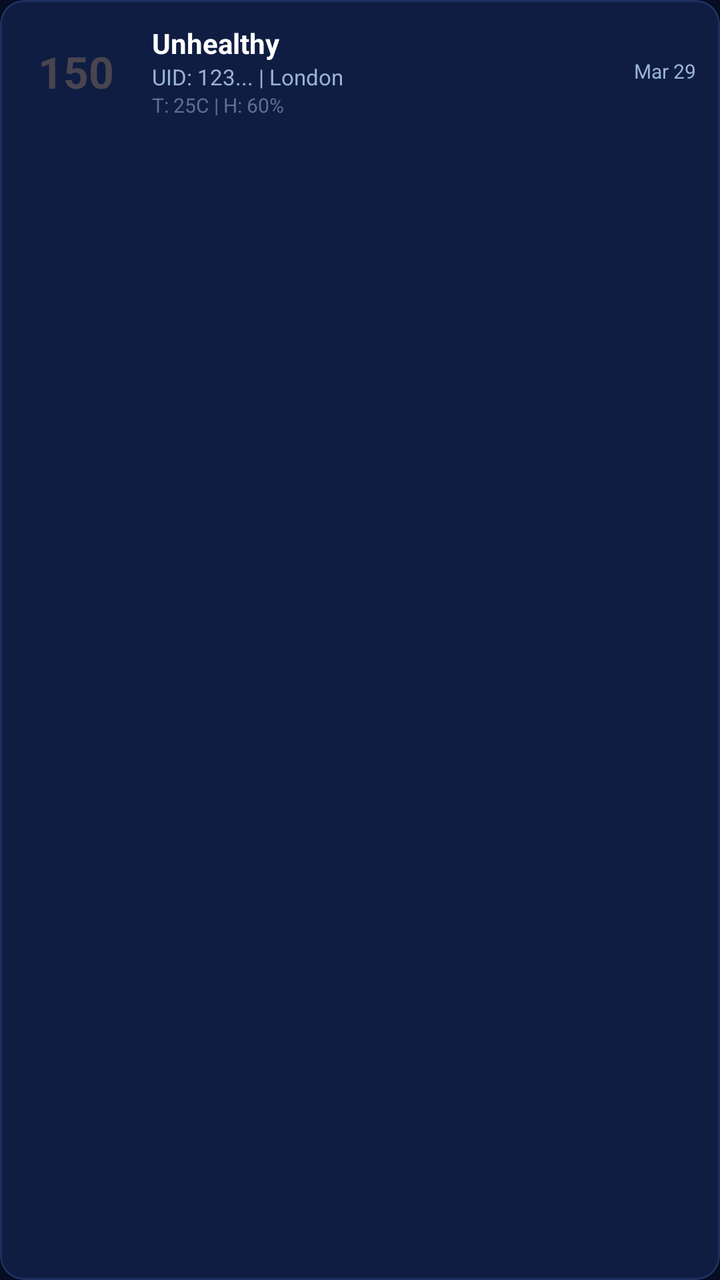
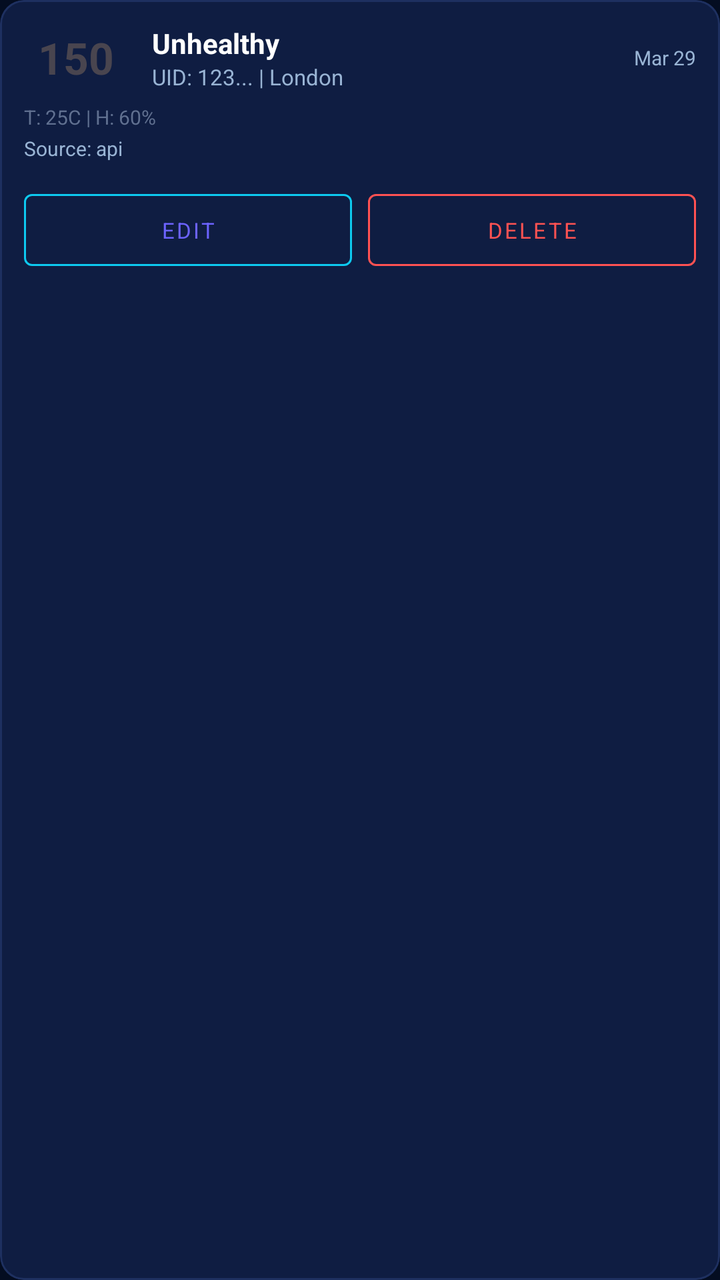

Two renders of the same Android screen: before a commit and after it. Below are the layout's source before the change and the commit's diff.
<!-- AndroidManifest.xml: application theme Theme.AirQuiltyMeter -->
<!-- res/layout/item_aqi_record_admin.xml -->
<?xml version="1.0" encoding="utf-8"?>
<com.google.android.material.card.MaterialCardView
    xmlns:android="http://schemas.android.com/apk/res/android"
    xmlns:app="http://schemas.android.com/apk/res-auto"
    android:layout_width="match_parent"
    android:layout_height="wrap_content"
    android:layout_marginBottom="8dp"
    app:cardBackgroundColor="@color/color_card"
    app:cardCornerRadius="12dp"
    app:strokeColor="@color/color_card_stroke"
    app:strokeWidth="1dp">

    <LinearLayout
        android:layout_width="match_parent"
        android:layout_height="wrap_content"
        android:orientation="horizontal"
        android:padding="12dp"
        android:gravity="center_vertical">

        <TextView
            android:id="@+id/tv_aqi_value"
            android:layout_width="52dp"
            android:layout_height="wrap_content"
            android:text="150"
            android:textSize="22sp"
            android:textStyle="bold"
            android:gravity="center" />

        <LinearLayout
            android:layout_width="0dp"
            android:layout_height="wrap_content"
            android:layout_weight="1"
            android:layout_marginStart="12dp"
            android:orientation="vertical">

            <TextView
                android:id="@+id/tv_category"
                android:layout_width="wrap_content"
                android:layout_height="wrap_content"
                android:text="Unhealthy"
                android:textColor="@color/white"
                android:textStyle="bold" />

            <TextView
                android:id="@+id/tv_location"
                android:layout_width="wrap_content"
                android:layout_height="wrap_content"
                android:text="UID: 123... | London"
                android:textColor="@color/color_text_secondary"
                android:textSize="11sp" />

            <TextView
                android:id="@+id/tv_params"
                android:layout_width="wrap_content"
                android:layout_height="wrap_content"
                android:text="T: 25C | H: 60%"
                android:textColor="@color/color_hint"
                android:textSize="10sp" />
        </LinearLayout>

        <TextView
            android:id="@+id/tv_timestamp"
            android:layout_width="wrap_content"
            android:layout_height="wrap_content"
            android:text="Mar 29"
            android:textColor="@color/color_text_secondary"
            android:textSize="10sp" />

    </LinearLayout>
</com.google.android.material.card.MaterialCardView>
<!-- resources referenced by this layout -->
<resources>
  <color name="color_card">#0F1D42</color>
  <color name="color_card_stroke">#1E3060</color>
  <color name="color_hint">#607090</color>
  <color name="color_text_secondary">#99B4D4</color>
  <color name="white">#FFFFFF</color>
  <style name="Theme.AirQuiltyMeter" parent="Base.Theme.AirQuiltyMeter" />
  <style name="Base.Theme.AirQuiltyMeter" parent="Theme.Material3.DayNight.NoActionBar">
          <item name="colorPrimary">@color/color_primary</item>
          <item name="colorPrimaryVariant">@color/color_primary_variant</item>
          <item name="colorOnPrimary">@color/color_on_primary</item>
          <item name="colorSecondary">@color/color_secondary</item>
          <item name="colorSecondaryVariant">@color/color_secondary_variant</item>
          <item name="colorOnSecondary">@color/color_on_secondary</item>
          <item name="android:colorBackground">@color/color_background</item>
          <item name="colorSurface">@color/color_surface</item>
          <item name="colorOnSurface">@color/color_on_surface</item>
          <item name="colorError">@color/color_error</item>
          <item name="colorOnError">@color/color_on_error</item>
          <item name="android:statusBarColor">@color/color_status_bar</item>
          <item name="android:navigationBarColor">@color/color_background</item>
          <item name="android:windowLightStatusBar" tools:targetApi="m">false</item>
          <item name="android:fontFamily">sans-serif</item>
      </style>
  <color name="color_primary">#6C63FF</color>
  <color name="color_primary_variant">#5A54D4</color>
  <color name="color_on_primary">#FFFFFF</color>
  <color name="color_secondary">#0DCAF0</color>
  <color name="color_secondary_variant">#00A8CC</color>
  <color name="color_on_secondary">#000000</color>
  <color name="color_background">#040D21</color>
  <color name="color_surface">#0B1638</color>
  <color name="color_on_surface">#FFFFFF</color>
  <color name="color_error">#FF5252</color>
  <color name="color_on_error">#FFFFFF</color>
  <color name="color_status_bar">#040D21</color>
</resources>

<!-- the commit's change to res/layout/item_aqi_record_admin.xml (unified diff, before → after) -->
@@ -13,58 +13,102 @@
     <LinearLayout
         android:layout_width="match_parent"
         android:layout_height="wrap_content"
-        android:orientation="horizontal"
-        android:padding="12dp"
-        android:gravity="center_vertical">
-
-        <TextView
-            android:id="@+id/tv_aqi_value"
-            android:layout_width="52dp"
-            android:layout_height="wrap_content"
-            android:text="150"
-            android:textSize="22sp"
-            android:textStyle="bold"
-            android:gravity="center" />
+        android:orientation="vertical"
+        android:padding="12dp">
 
         <LinearLayout
-            android:layout_width="0dp"
+            android:layout_width="match_parent"
             android:layout_height="wrap_content"
-            android:layout_weight="1"
-            android:layout_marginStart="12dp"
-            android:orientation="vertical">
+            android:gravity="center_vertical"
+            android:orientation="horizontal">
 
             <TextView
-                android:id="@+id/tv_category"
+                android:id="@+id/tv_aqi_value"
+                android:layout_width="52dp"
+                android:layout_height="wrap_content"
+                android:gravity="center"
+                android:text="150"
+                android:textSize="22sp"
+                android:textStyle="bold" />
+
+            <LinearLayout
+                android:layout_width="0dp"
+                android:layout_height="wrap_content"
+                android:layout_weight="1"
+                android:layout_marginStart="12dp"
+                android:orientation="vertical">
+
+                <TextView
+                    android:id="@+id/tv_category"
+                    android:layout_width="wrap_content"
+                    android:layout_height="wrap_content"
+                    android:text="Unhealthy"
+                    android:textColor="@color/white"
+                    android:textStyle="bold" />
+
+                <TextView
+                    android:id="@+id/tv_location"
+                    android:layout_width="wrap_content"
+                    android:layout_height="wrap_content"
+                    android:text="UID: 123... | London"
+                    android:textColor="@color/color_text_secondary"
+                    android:textSize="11sp" />
+            </LinearLayout>
+
+            <TextView
+                android:id="@+id/tv_timestamp"
                 android:layout_width="wrap_content"
                 android:layout_height="wrap_content"
-                android:text="Unhealthy"
-                android:textColor="@color/white"
-                android:textStyle="bold" />
-
-            <TextView
-                android:id="@+id/tv_location"
-                android:layout_width="wrap_content"
-                android:layout_height="wrap_content"
-                android:text="UID: 123... | London"
                 android:textColor="@color/color_text_secondary"
-                android:textSize="11sp" />
-
-            <TextView
-                android:id="@+id/tv_params"
-                android:layout_width="wrap_content"
-                android:layout_height="wrap_content"
-                android:text="T: 25C | H: 60%"
-                android:textColor="@color/color_hint"
+                android:text="Mar 29"
                 android:textSize="10sp" />
         </LinearLayout>
 
         <TextView
-            android:id="@+id/tv_timestamp"
-            android:layout_width="wrap_content"
+            android:id="@+id/tv_params"
+            android:layout_width="match_parent"
             android:layout_height="wrap_content"
-            android:text="Mar 29"
+            android:layout_marginTop="6dp"
+            android:text="T: 25C | H: 60%"
+            android:textColor="@color/color_hint"
+            android:textSize="10sp" />
+
+        <TextView
+            android:id="@+id/tv_source"
+            android:layout_width="match_parent"
+            android:layout_height="wrap_content"
+            android:layout_marginTop="2dp"
+            android:text="Source: api"
             android:textColor="@color/color_text_secondary"
             android:textSize="10sp" />
 
+        <LinearLayout
+            android:layout_width="match_parent"
+            android:layout_height="wrap_content"
+            android:layout_marginTop="10dp"
+            android:orientation="horizontal">
+
+            <com.google.android.material.button.MaterialButton
+                android:id="@+id/btn_edit"
+                style="@style/Widget.MaterialComponents.Button.OutlinedButton"
+                android:layout_width="0dp"
+                android:layout_height="wrap_content"
+                android:layout_weight="1"
+                android:text="Edit"
+                android:textSize="11sp"
+                app:strokeColor="@color/color_secondary" />
+
+            <com.google.android.material.button.MaterialButton
+                android:id="@+id/btn_delete"
+                style="@style/Widget.MaterialComponents.Button.OutlinedButton"
+                android:layout_width="0dp"
+                android:layout_height="wrap_content"
+                android:layout_marginStart="8dp"
+                android:layout_weight="1"
+                android:text="Delete"
+                android:textColor="@color/color_error"
+                android:textSize="11sp"
+                app:strokeColor="@color/color_error" />
+        </LinearLayout>
     </LinearLayout>
 </com.google.android.material.card.MaterialCardView>
